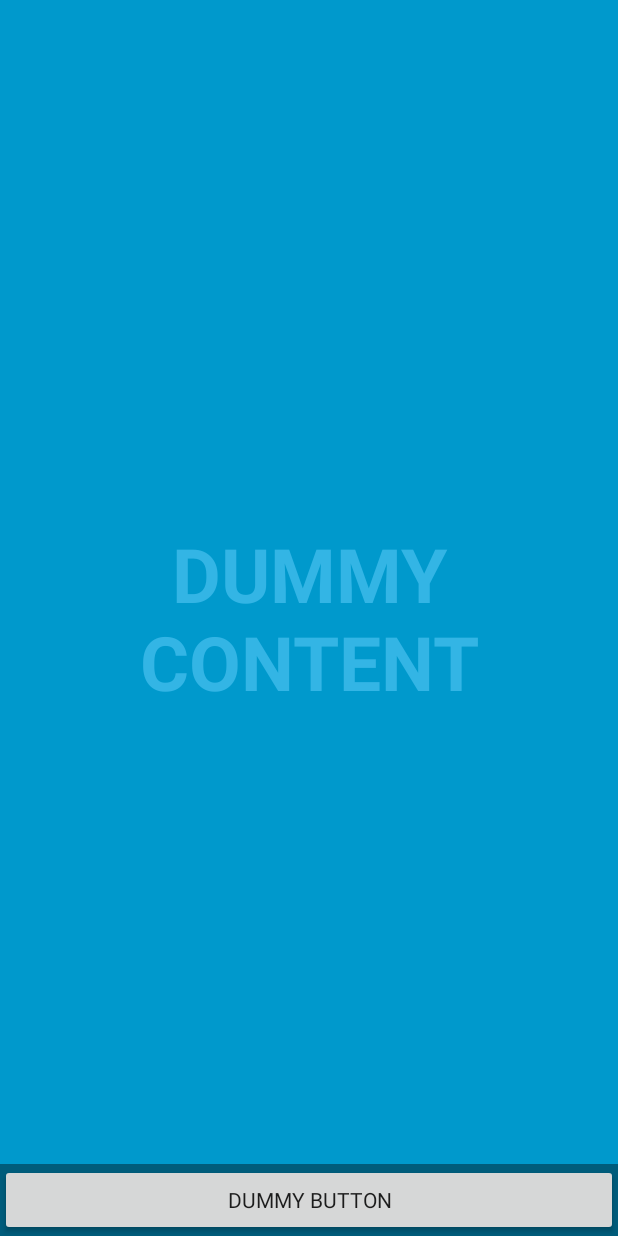
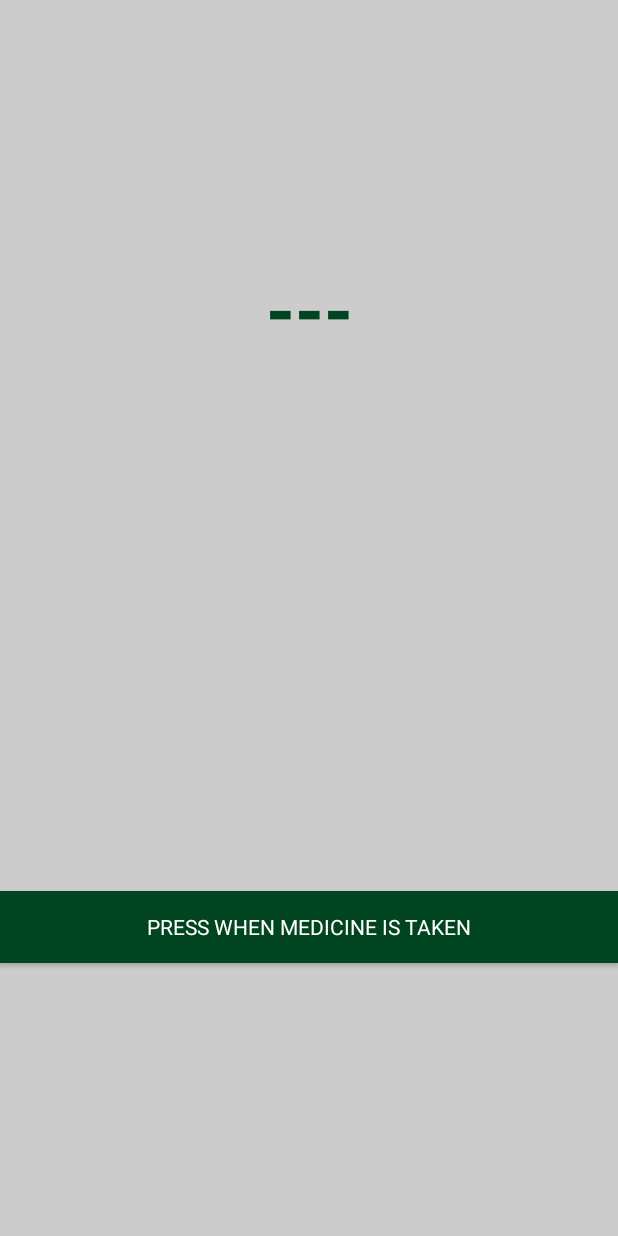
Before and after one commit to kevinkirwan/pillScheduler, an Android app: the layout activity_wake_up.xml on its own in the app's theme, with its tools: preview values and no code run, on a phone screen of 412 x 824 dp. Run offline under Robolectric (Android 15) with nearby library versions, the phone set to English and light mode, and no system bars; network calls fail; Roboto replaces fonts that are not available here.

Commit message:
More changes to background services and notifications

```diff
--- a/app/src/main/java/com/kevinkirwansoftware/capsule/RetrofitApiInterface.java
+++ b/app/src/main/java/com/kevinkirwansoftware/capsule/RetrofitApiInterface.java
@@ -60,7 +60,7 @@ public interface RetrofitApiInterface {
     Observable<Headlines> getTopByCatergory(@Query("apiKey") String apiKey, @Query("category") String query);
 
     @GET("top-headlines")
-    Observable<Headlines> getTopByLanguage(@Query("apiKey") String apiKey, @Query("language") String query);
+    Observable<Headlines> getTopByLanguage(@Query("apiKey") String apiKey, @Query("language") String language, @Query("country") String country);
 
     @GET("top-headlines")
     Observable<Headlines> getTopByQuery(@Query("apiKey") String apiKey, @Query("q") String query);
--- a/app/src/main/java/com/kevinkirwansoftware/capsule/WakeUpActivity.java
+++ b/app/src/main/java/com/kevinkirwansoftware/capsule/WakeUpActivity.java
@@ -107,7 +107,7 @@ public class WakeUpActivity extends AppCompatActivity {
         // Upon interacting with UI controls, delay any scheduled hide()
         // operations to prevent the jarring behavior of controls going away
         // while interacting with the UI.
-        findViewById(R.id.dummy_button).setOnTouchListener(mDelayHideTouchListener);
+        findViewById(R.id.medicine_taken_button).setOnTouchListener(mDelayHideTouchListener);
     }
 
     @Override
--- a/app/src/main/java/com/kevinkirwansoftware/capsule/fragments/FragmentToday.java
+++ b/app/src/main/java/com/kevinkirwansoftware/capsule/fragments/FragmentToday.java
@@ -254,7 +254,7 @@ public class FragmentToday extends Fragment {
                         }
                     }));
 
-            /*
+
         compositeDisposable.add(retrofitDummyApi.getPosts("sa")
                 .subscribeOn(Schedulers.io())
                 .observeOn(AndroidSchedulers.mainThread())
@@ -271,10 +271,10 @@ public class FragmentToday extends Fragment {
                 }));
 
 
-             */
+
 
         compositeDisposable.add(retrofitNewsApi.getTopByLanguage(ApplicationTools.getNewsApiKey(),
-                "en")
+                "en", "us")
                 .subscribeOn(Schedulers.io())
                 .observeOn(AndroidSchedulers.mainThread())
                 .subscribe(new Consumer<Headlines>() {
--- a/app/src/main/res/layout/activity_wake_up.xml
+++ b/app/src/main/res/layout/activity_wake_up.xml
@@ -3,49 +3,62 @@
     xmlns:tools="http://schemas.android.com/tools"
     android:layout_width="match_parent"
     android:layout_height="match_parent"
-    android:background="#0099cc"
+    android:background="@color/colorTwo"
     tools:context=".WakeUpActivity">
 
     <!-- The primary full-screen view. This can be replaced with whatever view
          is needed to present your content, e.g. VideoView, SurfaceView,
          TextureView, etc. -->
+
+    <LinearLayout
+        android:layout_width="match_parent"
+        android:layout_height="match_parent"
+        android:gravity="center"
+        android:layout_gravity="center"
+        android:orientation="vertical">
+
+    <LinearLayout
+        android:layout_weight="1"
+        android:gravity="center"
+        android:layout_width="match_parent"
+        android:layout_height="match_parent">
     <TextView
         android:id="@+id/fullscreen_content"
         android:layout_width="match_parent"
-        android:layout_height="match_parent"
+        android:layout_height="wrap_content"
+        android:layout_weight="1"
         android:gravity="center"
         android:keepScreenOn="true"
-        android:text="@string/dummy_content"
-        android:textColor="#33b5e5"
+        android:text="---"
+        android:textColor="@color/colorPrimary"
         android:textSize="50sp"
         android:textStyle="bold" />
-
-    <!-- This FrameLayout insets its children based on system windows using
-         android:fitsSystemWindows. -->
-    <FrameLayout
-        android:layout_width="match_parent"
-        android:layout_height="match_parent"
-        android:fitsSystemWindows="true">
+    </LinearLayout>
 
         <LinearLayout
             android:id="@+id/fullscreen_content_controls"
-            style="?metaButtonBarStyle"
+            android:layout_weight="1"
+            android:gravity="center"
             android:layout_width="match_parent"
-            android:layout_height="wrap_content"
-            android:layout_gravity="bottom|center_horizontal"
-            android:background="@color/black_overlay"
-            android:orientation="horizontal"
-            tools:ignore="UselessParent">
+            android:layout_height="match_parent">
+            <Button
+                android:id="@+id/medicine_taken_button"
+                style="?metaButtonBarButtonStyle"
+                android:background="@color/colorPrimary"
+                android:textColor="@color/colorThree"
+                android:layout_width="match_parent"
+                android:layout_height="wrap_content"
+                android:text="@string/press_when_medicine_is_taken" />
 
-            <Button
-                android:id="@+id/dummy_button"
-                style="?metaButtonBarButtonStyle"
-                android:layout_width="0dp"
-                android:layout_height="wrap_content"
-                android:layout_weight="1"
-                android:text="@string/dummy_button" />
 
         </LinearLayout>
-    </FrameLayout>
+
+
+    </LinearLayout>
+
+    <!-- This FrameLayout insets its children based on system windows using
+         android:fitsSystemWindows.
+         -->
+
 
 </FrameLayout>
--- a/app/src/main/res/layout/collapsed_notification.xml
+++ b/app/src/main/res/layout/collapsed_notification.xml
@@ -48,6 +48,7 @@
     </LinearLayout>
 
         <Button
+            android:id="@+id/collapsedButton"
             android:layout_width="wrap_content"
             android:layout_height="wrap_content"
             android:textColor="@color/colorPrimary"
--- a/app/src/main/res/values/strings.xml
+++ b/app/src/main/res/values/strings.xml
@@ -15,4 +15,5 @@
     <string name="title_activity_wake_up">WakeUpActivity</string>
     <string name="dummy_button">Dummy Button</string>
     <string name="dummy_content">DUMMY\nCONTENT</string>
+    <string name="press_when_medicine_is_taken">Press when medicine is taken</string>
 </resources>
```
Also changed, not shown: app/src/main/AndroidManifest.xml (+11 -1 lines), app/src/main/java/com/kevinkirwansoftware/capsule/ReminderCheckJobService.java (+24 -6 lines), app/src/main/java/com/kevinkirwansoftware/capsule/ThrowawayActivity.java (+22 -1 lines), app/src/main/java/com/kevinkirwansoftware/capsule/ThrowawayService.java (added, +119 -0 lines), app/src/main/java/com/kevinkirwansoftware/capsule/fragments/FragmentSchedule.java (+3 -8 lines), app/src/main/java/com/kevinkirwansoftware/capsule/general/ApplicationTools.java (+14 -0 lines), app/src/main/java/com/kevinkirwansoftware/capsule/general/MainActivity.java (+7 -0 lines), app/src/main/java/com/kevinkirwansoftware/capsule/notifications/NotificationClickedBroadcast.java (added, +27 -0 lines), app/src/main/java/com/kevinkirwansoftware/capsule/notifications/ReminderBroadcast.java (+18 -0 lines), app/src/main/java/com/kevinkirwansoftware/capsule/notifications/ThrowawayBroadcast.java (+29 -2 lines), 237 other files.
